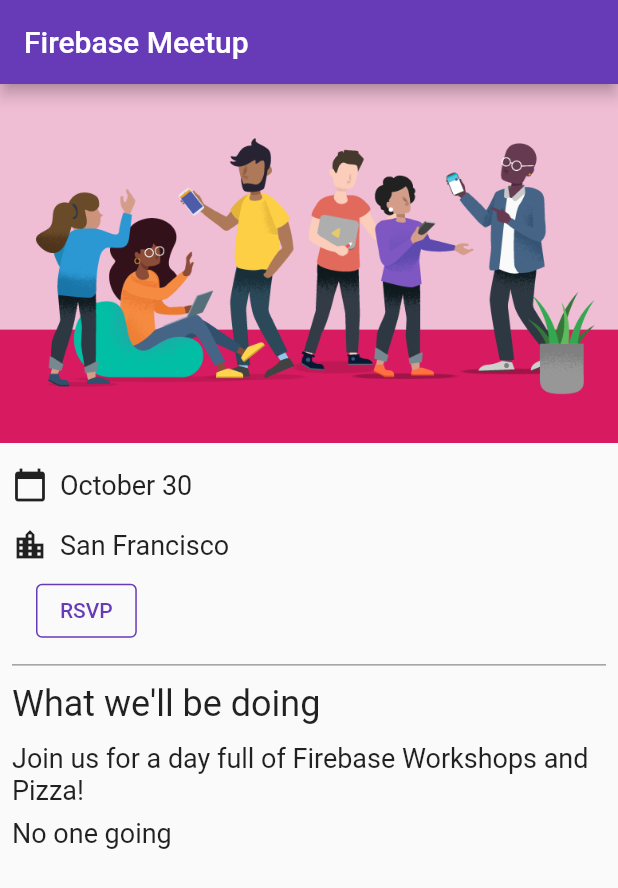
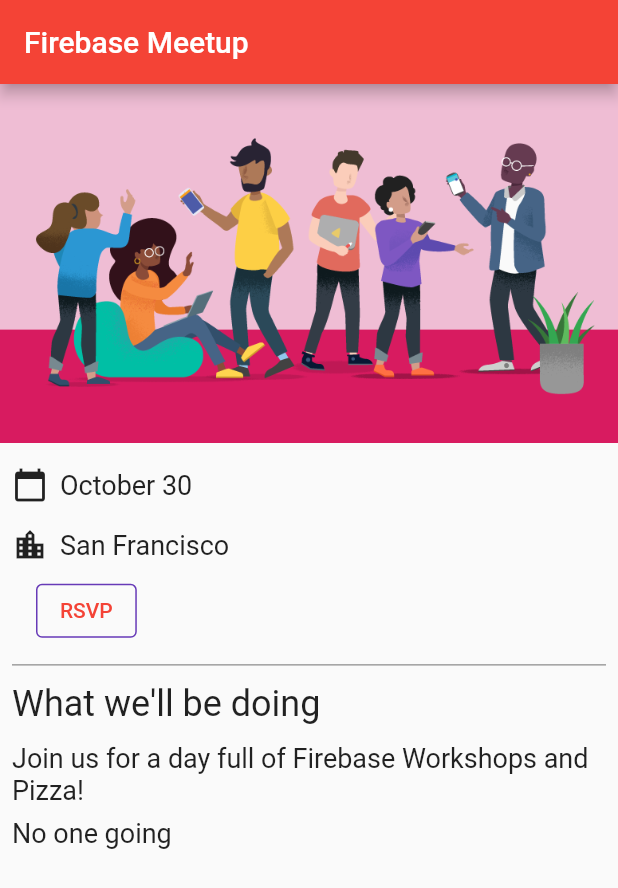
Before and after one commit to finickyakshay/FlutterWebApp, a Flutter app: the screen it shows after launch, on a phone screen of 412 x 824 dp. Shown: the top 888 px of the screen. Run offline on Flutter 3.47's test engine with Material 2 defaults, Android fonts, the phone set to English and light mode, and no system bars; our stand-ins replace cloud_firestore, firebase_auth, firebase_core, google_fonts; accounts and stored records are empty.

Commit message:
Update main.dart

```diff
--- a/lib/main.dart
+++ b/lib/main.dart
@@ -25,9 +25,9 @@
       title: 'Firebase Meetup',
       theme: ThemeData(
         buttonTheme: Theme.of(context).buttonTheme.copyWith(
-              highlightColor: Colors.deepPurple,
+              highlightColor: Colors.yellow,
             ),
-        primarySwatch: Colors.deepPurple,
+        primarySwatch: Colors.red,
         textTheme: GoogleFonts.robotoTextTheme(
           Theme.of(context).textTheme,
         ),
```
